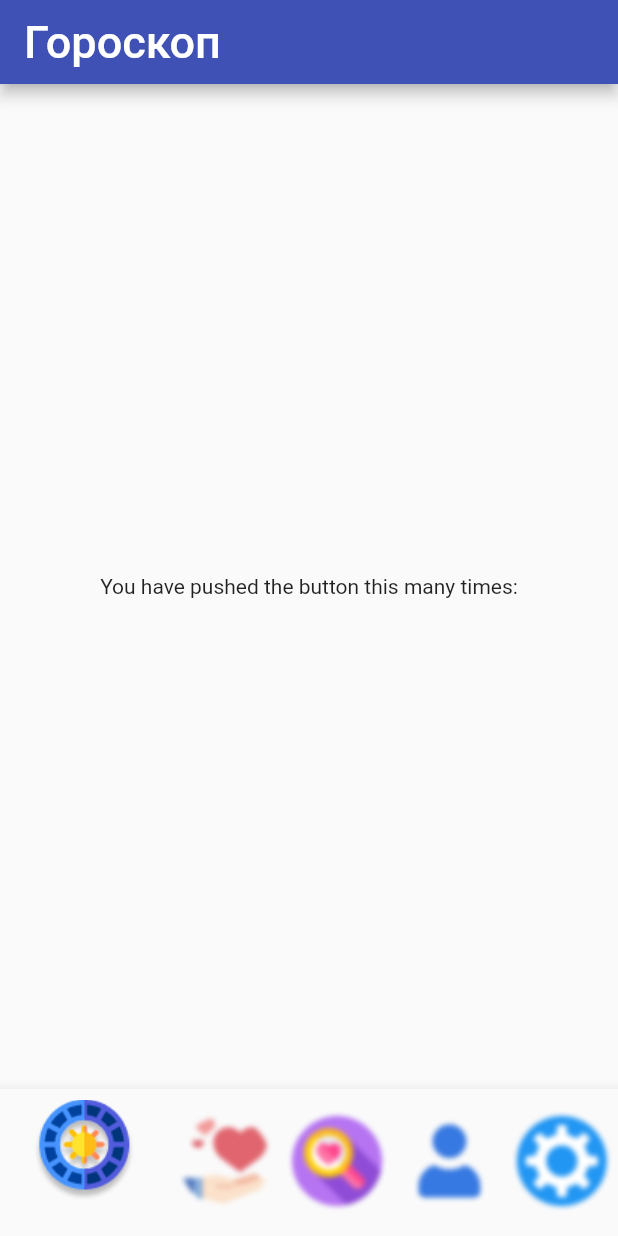
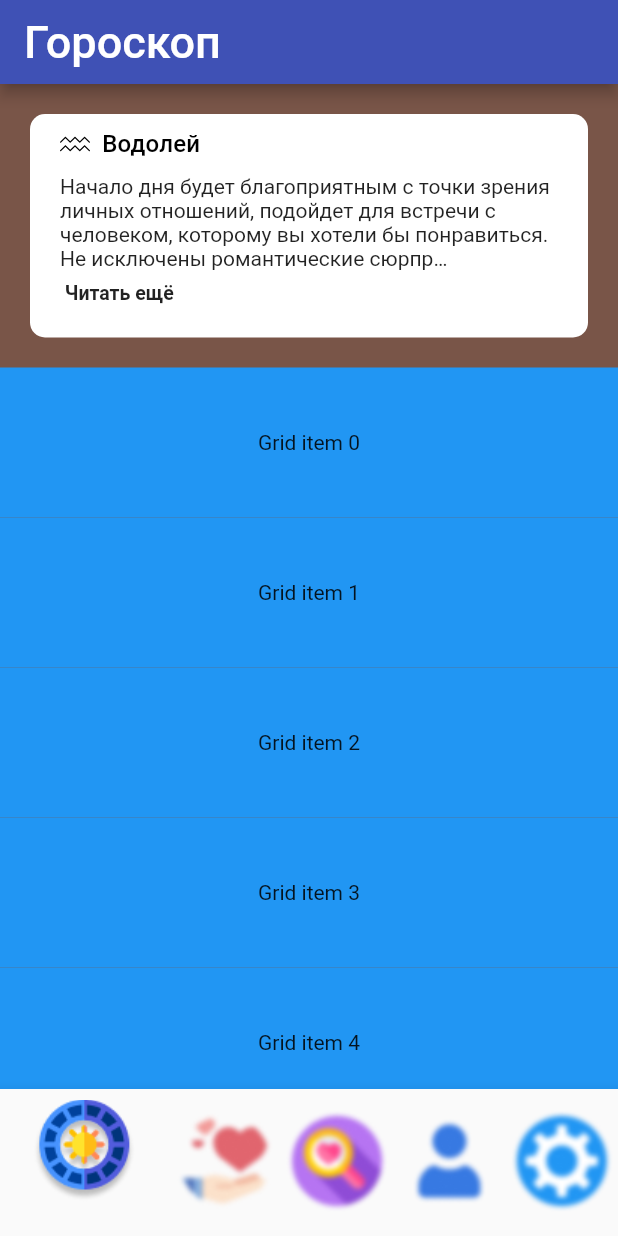
Before and after one commit to tim8842/androidStudyingProject, a Flutter app: the screen it shows after launch, on a phone screen of 412 x 824 dp. Run offline on Flutter 3.47's test engine with Material 2 defaults, Android fonts, the phone set to English and light mode, and no system bars; drawn by our look-alikes of readmore; our stand-ins replace flutter_svg.

Commit message:
sprint 1.0.2 pre-navbar completed, add main text in horoscope and created list

```diff
--- a/horoscope/lib/main.dart
+++ b/horoscope/lib/main.dart
@@ -1,4 +1,6 @@
 import 'package:flutter/material.dart';
+import 'package:flutter_svg/flutter_svg.dart';
+import 'package:readmore/readmore.dart';
 
 void main() {
   runApp(const MyApp());
@@ -14,10 +16,11 @@ class MyApp extends StatelessWidget {
       theme: ThemeData(
           primarySwatch: Colors.indigo,
           textTheme: const TextTheme(
-              titleMedium: TextStyle(
-                  fontSize: 30,
-                  color: Colors.white,
-                  fontWeight: FontWeight.w500))),
+            titleMedium: TextStyle(
+                fontSize: 30, color: Colors.white, fontWeight: FontWeight.w500),
+            titleSmall: TextStyle(
+                color: Colors.black, fontSize: 16, fontWeight: FontWeight.w500),
+          )),
       home: const FadeThroughTransitionHoroscope(),
     );
   }
@@ -48,7 +51,21 @@ class _FadeThroughTransitionHoroscopeState
     extends State<FadeThroughTransitionHoroscope> {
   int _currentIndex = 0;
 
-  final _pageList = <Widget>[_horoscopesPage(), _horoscopesPage()];
+  final _appBarTitleList = [
+    'Гороскоп',
+    'Совместимость',
+    'Поиск',
+    'Профиль',
+    'Настройки'
+  ];
+
+  final _pageList = <Widget>[
+    _HoroscopesPage(),
+    _LovePage(),
+    _FinderPage(),
+    _ProfilePage(),
+    _SettingsPage()
+  ];
 
   void onTabTapped(int index) {
     setState(() {
@@ -61,21 +78,16 @@ class _FadeThroughTransitionHoroscopeState
     return Scaffold(
       appBar: AppBar(
           automaticallyImplyLeading: false,
-          title:
-              Text('Гороскоп', style: Theme.of(context).textTheme.titleMedium)),
-      body: Center(
-        child: Column(
-          mainAxisAlignment: MainAxisAlignment.center,
-          children: const <Widget>[
-            Text(
-              'You have pushed the button this many times:',
-            ),
-          ],
-        ),
-      ),
+          title: Text(_appBarTitleList[_currentIndex],
+              style: Theme.of(context).textTheme.titleMedium)),
+      body: Center(child: _pageList[_currentIndex]),
       bottomNavigationBar: BottomNavigationBar(
         currentIndex: _currentIndex,
-        onTap: onTabTapped,
+        onTap: (selectedIndex) {
+          setState(() {
+            _currentIndex = selectedIndex;
+          });
+        },
         items: [
           BottomNavigationBarItem(
               icon: Image.asset('assets/png/horoscopeNonActive.png'),
@@ -103,11 +115,107 @@ class _FadeThroughTransitionHoroscopeState
   }
 }
 
-class _horoscopesPage extends StatelessWidget {
+class _HoroscopesPage extends StatelessWidget {
+  @override
+  Widget build(BuildContext context) {
+    return Container(
+        color: Colors.brown,
+        child: CustomScrollView(
+          slivers: <Widget>[
+            SliverToBoxAdapter(
+              child: Container(
+                decoration: const BoxDecoration(
+                    borderRadius: BorderRadius.all(Radius.circular(10)),
+                    color: Colors.white),
+                margin: const EdgeInsets.all(20),
+                padding: const EdgeInsets.fromLTRB(20, 10, 20, 20),
+                alignment: Alignment.topLeft,
+                child: Column(
+                  children: [
+                    Row(
+                      children: [
+                        SvgPicture.asset('assets/svg/aquarius.svg', height: 20),
+                        Text('  Водолей',
+                            style: Theme.of(context).textTheme.titleSmall)
+                      ],
+                    ),
+                    Container(
+                        margin: const EdgeInsets.fromLTRB(0, 10, 0, 0),
+                        child: const ReadMoreText(
+                          'Начало дня будет благоприятным с точки зрения личных отношений, подойдет для встречи с человеком, которому вы хотели бы понравиться. Не исключены романтические сюрпризы, некоторые Водолеи услышат слова, которых давно ждали. А еще в это время хорошо строить планы и обсуждать их с самыми близкими.',
+                          trimLines: 4,
+                          colorClickableText: Colors.pink,
+                          trimMode: TrimMode.Line,
+                          trimCollapsedText: '\n Читать ещё',
+                          trimExpandedText: '\n Свернуть',
+                          moreStyle: TextStyle(
+                            fontSize: 13,
+                            height: 1.9,
+                            fontWeight: FontWeight.bold,
+                          ),
+                          lessStyle: TextStyle(
+                            fontSize: 13,
+                            height: 1.9,
+                            fontWeight: FontWeight.bold,
+                          ),
+                        ))
+                  ],
+                ),
+              ),
+            ),
+            SliverToBoxAdapter(
+              child: Container(),
+            ),
+            SliverList(
+              delegate: SliverChildBuilderDelegate(
+                (BuildContext context, int index) {
+                  return Container(
+                    alignment: Alignment.center,
+                    color: Colors.blue,
+                    height: 100,
+                    child: Text('Grid item $index'),
+                  );
+                },
+                childCount: 20,
+              ),
+            ),
+          ],
+        ));
+  }
+}
+
+class _LovePage extends StatelessWidget {
   @override
   Widget build(BuildContext context) {
     return const Center(
-      child: Text('go to home'),
+      child: Text('go to love'),
     );
   }
 }
+
+class _FinderPage extends StatelessWidget {
+  @override
+  Widget build(BuildContext context) {
+    return const Center(
+      child: Text('go to finder'),
+    );
+  }
+}
+
+class _ProfilePage extends StatelessWidget {
+  @override
+  Widget build(BuildContext context) {
+    return const Center(
+      child: Text('go to profile'),
+    );
+  }
+}
+
+class _SettingsPage extends StatelessWidget {
+  @override
+  Widget build(BuildContext context) {
+    return const Center(
+      child: Text('go to settings'),
+    );
+  }
+}
--- a/horoscope/pubspec.yaml
+++ b/horoscope/pubspec.yaml
@@ -14,6 +14,7 @@ dependencies:
 
   flutter_svg: ^2.0.4
   cupertino_icons: ^1.0.2
+  readmore: ^2.1.0
 
 dev_dependencies:
   flutter_test:
```
Also changed, not shown: horoscope/assets/svg/aquarius.svg (added), horoscope/pubspec.lock.
